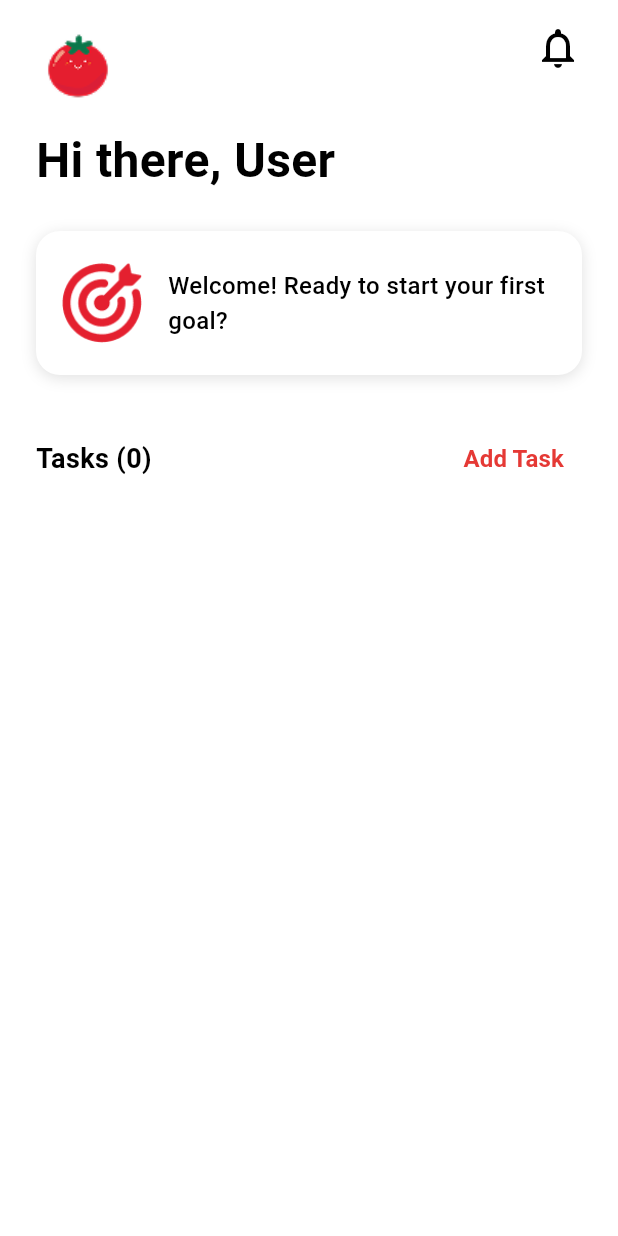
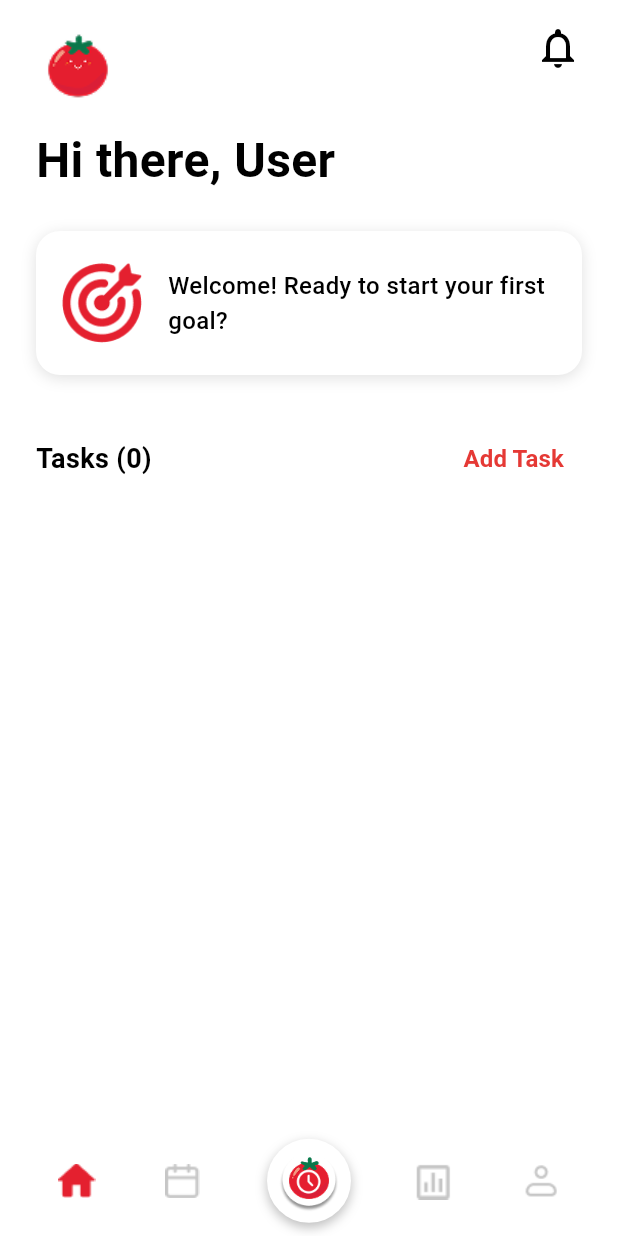
Before and after one commit to X1olongbao/Cherry-Tomato, a Flutter app: the Homepage screen opened directly, on a phone screen of 412 x 824 dp. Run offline on Flutter 3.47's test engine with Material 3 defaults, Android fonts, the phone set to English and light mode, and no system bars.

Commit message:
Added homepage icons and assets

```diff
--- a/lib/Homepage.dart
+++ b/lib/Homepage.dart
@@ -26,7 +26,7 @@ class Homepage extends StatelessWidget {
                     height: 56,
                     fit: BoxFit.contain,
                   ),
-                  Icon(Icons.notifications_none, color: Colors.black, size: 32),
+                  const Icon(Icons.notifications_none, color: Colors.black, size: 32),
                 ],
               ),
               const SizedBox(height: 12),
@@ -44,7 +44,7 @@ class Homepage extends StatelessWidget {
               Center(
                 child: Container(
                   width: double.infinity,
-                  constraints: BoxConstraints(maxWidth: 400),
+                  constraints: const BoxConstraints(maxWidth: 400),
                   decoration: BoxDecoration(
                     color: Colors.white,
                     borderRadius: BorderRadius.circular(16),
@@ -93,7 +93,7 @@ class Homepage extends StatelessWidget {
                   ),
                   TextButton(
                     onPressed: () {
-                      //create new task
+                      // create new task
                     },
                     child: const Text(
                       'Add Task',
@@ -110,6 +110,47 @@ class Homepage extends StatelessWidget {
           ),
         ),
       ),
+
+      // Bottom Navigation with custom assets
+      bottomNavigationBar: Container(
+        decoration: BoxDecoration(
+          image: DecorationImage(
+            image: AssetImage("assets/Homepage/Rectangle.png"),
+            fit: BoxFit.cover,
+          ),
+        ),
+        padding: const EdgeInsets.symmetric(vertical: 8, horizontal: 16),
+        child: Row(
+          mainAxisAlignment: MainAxisAlignment.spaceAround,
+          children: [
+            Image.asset("assets/Homepage/Home icon.png", width: 28),
+            Image.asset("assets/Homepage/calendar icon.png", width: 28),
+
+            // Center floating tomato icon
+            Container(
+              decoration: const BoxDecoration(
+                shape: BoxShape.circle,
+                color: Colors.white,
+                boxShadow: [
+                  BoxShadow(
+                    color: Colors.black26,
+                    blurRadius: 6,
+                    offset: Offset(0, 3),
+                  ),
+                ],
+              ),
+              padding: const EdgeInsets.all(8),
+              child: Image.asset(
+                "assets/Homepage/pomodoro timer icon.png",
+                width: 40,
+              ),
+            ),
+
+            Image.asset("assets/Homepage/stats icon.png", width: 28),
+            Image.asset("assets/Homepage/profile icon.png", width: 28),
+          ],
+        ),
+      ),
     );
   }
 }
--- a/pubspec.yaml
+++ b/pubspec.yaml
@@ -35,3 +35,9 @@ flutter:
     - assets/Homepage/goal.png
     - assets/Homepage/tiny tomato.png
     - assets/Homepage/vector.png
+    - assets/Homepage/calendar icon.png
+    - assets/Homepage/Home icon.png
+    - assets/Homepage/pomodoro timer icon.png
+    - assets/Homepage/stats icon.png
+    - assets/Homepage/profile icon.png
+    - assets/Homepage/Rectangle.png
```
Also changed, not shown: assets/Homepage/Home icon.png (added), assets/Homepage/Rectangle.png (added), assets/Homepage/calendar icon.png (added), assets/Homepage/pomodoro timer icon.png (added), assets/Homepage/profile icon.png (added), assets/Homepage/stats icon.png (added), pubspec.lock.
